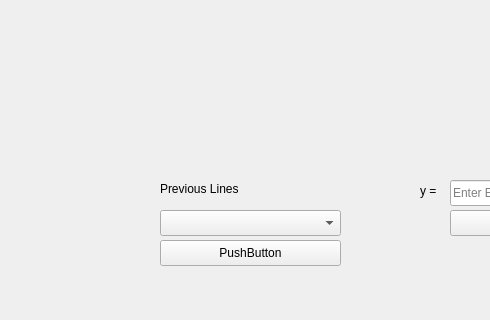
First picture: the form in Graphing_Calculator/mainwindow.ui, repository PhoenixWinter542/Graphing-Calculator, before the edit; both pictures show x 0 to 490 and y 280 to 600 of the 800 by 600 pixel window.
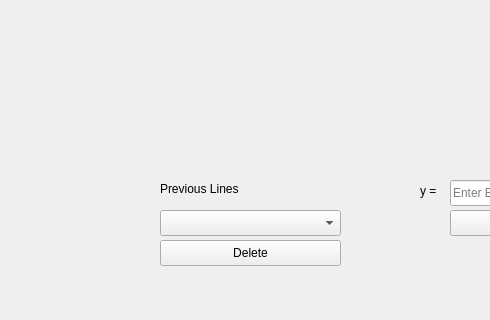
Second picture: the form after the edit. Custom widgets are drawn as their Qt base class.

Commit message: can now graph up to 4 equations at a time. they function as a queue

Diff of the .ui file:
```diff
--- a/Graphing_Calculator/mainwindow.ui
+++ b/Graphing_Calculator/mainwindow.ui
@@ -99,7 +99,7 @@
      </rect>
     </property>
     <property name="text">
-     <string>PushButton</string>
+     <string>Delete</string>
     </property>
    </widget>
   </widget>
```
The commit also changes 2 other files.
